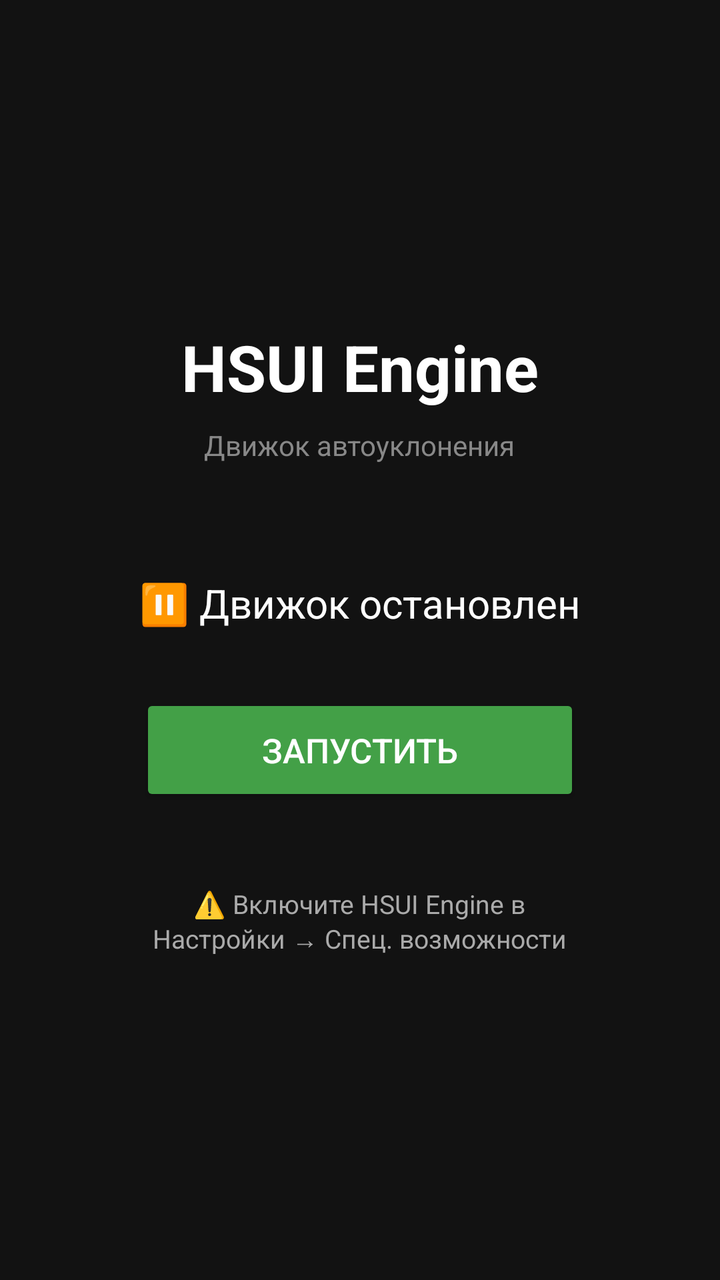
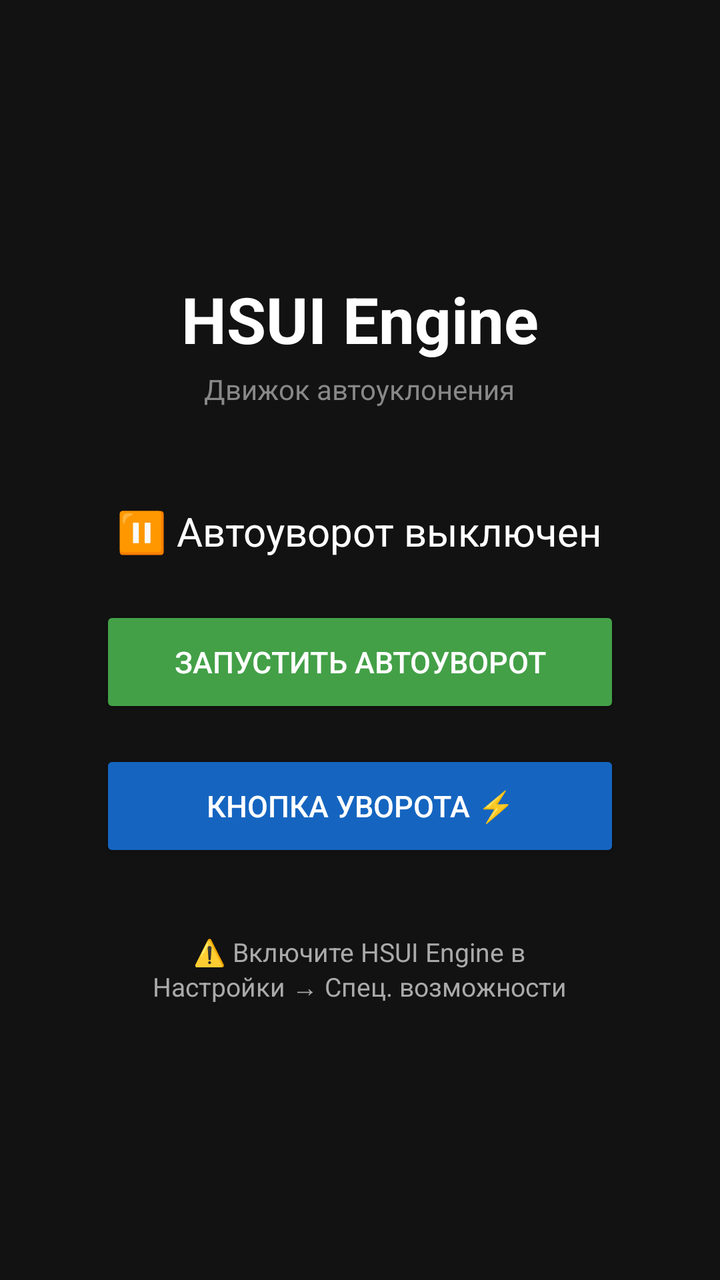

Compare the two renders of this Android layout. The source of the first and the diff that turns it into the second are given below.
<!-- AndroidManifest.xml: application theme Theme.AppCompat.DayNight.NoActionBar -->
<!-- res/layout/activity_main.xml -->
<?xml version="1.0" encoding="utf-8"?>
<LinearLayout xmlns:android="http://schemas.android.com/apk/res/android"
    android:layout_width="match_parent"
    android:layout_height="match_parent"
    android:orientation="vertical"
    android:gravity="center"
    android:background="#121212"
    android:padding="32dp">

    <TextView
        android:layout_width="wrap_content"
        android:layout_height="wrap_content"
        android:text="HSUI Engine"
        android:textSize="32sp"
        android:textColor="#FFFFFF"
        android:textStyle="bold"
        android:layout_marginBottom="8dp" />

    <TextView
        android:layout_width="wrap_content"
        android:layout_height="wrap_content"
        android:text="Движок автоуклонения"
        android:textSize="14sp"
        android:textColor="#888888"
        android:layout_marginBottom="56dp" />

    <TextView
        android:id="@+id/statusText"
        android:layout_width="wrap_content"
        android:layout_height="wrap_content"
        android:text="⏸ Движок остановлен"
        android:textSize="20sp"
        android:textColor="#FFFFFF"
        android:layout_marginBottom="32dp" />

    <Button
        android:id="@+id/startButton"
        android:layout_width="220dp"
        android:layout_height="56dp"
        android:text="Запустить"
        android:textSize="17sp"
        android:textColor="#FFFFFF"
        android:backgroundTint="#43A047"
        android:layout_marginBottom="40dp" />

    <TextView
        android:id="@+id/hintText"
        android:layout_width="wrap_content"
        android:layout_height="wrap_content"
        android:text="⚠️ Включите HSUI Engine в&#10;Настройки → Спец. возможности"
        android:textSize="13sp"
        android:textColor="#AAAAAA"
        android:gravity="center" />

</LinearLayout>
<!-- resources referenced by this layout -->
<resources>

</resources>

<!-- the commit's change to res/layout/activity_main.xml (unified diff, before → after) -->
@@ -14,7 +14,7 @@
         android:textSize="32sp"
         android:textColor="#FFFFFF"
         android:textStyle="bold"
-        android:layout_marginBottom="8dp" />
+        android:layout_marginBottom="4dp" />
 
     <TextView
         android:layout_width="wrap_content"
@@ -22,26 +22,36 @@
         android:text="Движок автоуклонения"
         android:textSize="14sp"
         android:textColor="#888888"
-        android:layout_marginBottom="56dp" />
+        android:layout_marginBottom="48dp" />
 
     <TextView
         android:id="@+id/statusText"
         android:layout_width="wrap_content"
         android:layout_height="wrap_content"
-        android:text="⏸ Движок остановлен"
+        android:text="⏸ Автоуворот выключен"
         android:textSize="20sp"
         android:textColor="#FFFFFF"
-        android:layout_marginBottom="32dp" />
+        android:layout_marginBottom="24dp" />
 
     <Button
         android:id="@+id/startButton"
-        android:layout_width="220dp"
+        android:layout_width="260dp"
         android:layout_height="56dp"
-        android:text="Запустить"
-        android:textSize="17sp"
+        android:text="Запустить автоуворот"
+        android:textSize="15sp"
         android:textColor="#FFFFFF"
         android:backgroundTint="#43A047"
-        android:layout_marginBottom="40dp" />
+        android:layout_marginBottom="16dp" />
+
+    <Button
+        android:id="@+id/floatButton"
+        android:layout_width="260dp"
+        android:layout_height="56dp"
+        android:text="Кнопка уворота ⚡"
+        android:textSize="15sp"
+        android:textColor="#FFFFFF"
+        android:backgroundTint="#1565C0"
+        android:layout_marginBottom="36dp" />
 
     <TextView
         android:id="@+id/hintText"
